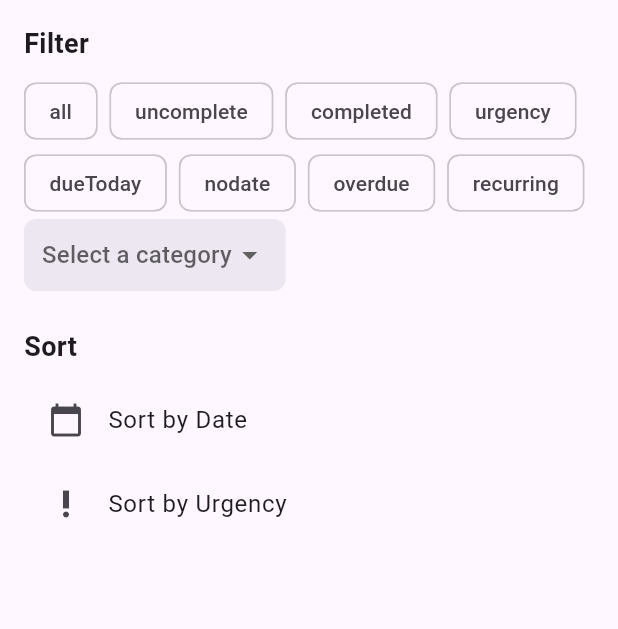
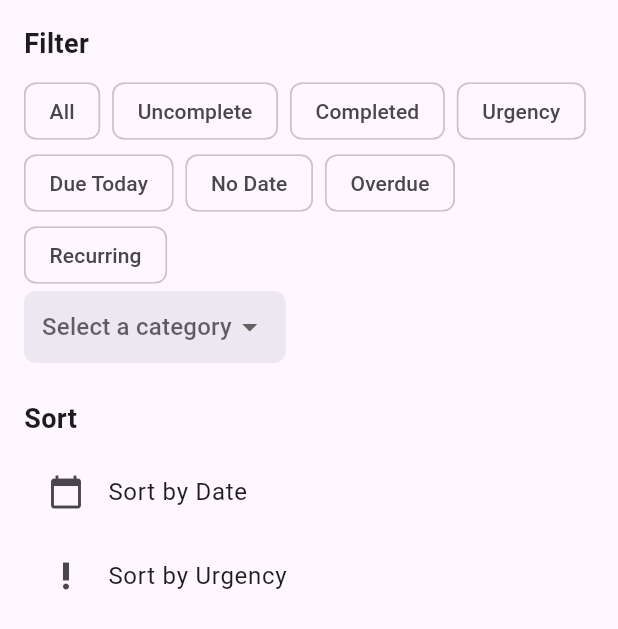
Before and after one commit to ntuininga/TaskManager, a Flutter app: the FilterSortPanel widget shown alone on an empty page, opened directly, on a phone screen of 412 x 824 dp. Shown: the top 629 px of the screen. Run offline on Flutter 3.47's test engine with Material 3 defaults, Android fonts, the phone set to English and light mode, and no system bars; our stand-ins replace bloc, equatable, flutter_bloc, flutter_local_notifications, flutter_timezone, get_it and 6 more; accounts and stored records are empty.

Commit message:
update: display names for filter type extension

```diff
--- a/task_manager/lib/presentation/bloc/all_tasks/tasks_bloc.dart
+++ b/task_manager/lib/presentation/bloc/all_tasks/tasks_bloc.dart
@@ -371,9 +371,6 @@ class TasksBloc extends Bloc<TasksEvent, TasksState> {
   void _onApplyFilter(FilterTasks event, Emitter<TasksState> emit) {
     final appliedFilter = event.filter;
     final filtered = filterTasks(allTasks, appliedFilter, event.category);
-    final urgent = _filterUrgent();
-    final overdue = _filterOverdue();
-
     displayTasks = filtered;
 
     emit(SuccessGetTasksState(
--- a/task_manager/lib/presentation/bloc/all_tasks/tasks_event.dart
+++ b/task_manager/lib/presentation/bloc/all_tasks/tasks_event.dart
@@ -111,3 +111,28 @@ enum FilterType {
   overdue,
   recurring
 }
+
+extension FilterTypeExtension on FilterType {
+  String get displayName {
+    switch (this) {
+      case FilterType.all:
+        return 'All';
+      case FilterType.uncomplete:
+        return 'Uncomplete';
+      case FilterType.completed:
+        return 'Completed';
+      case FilterType.urgency:
+        return 'Urgency';
+      case FilterType.dueToday:
+        return 'Due Today';
+      case FilterType.category:
+        return 'Category';
+      case FilterType.nodate:
+        return 'No Date';
+      case FilterType.overdue:
+        return 'Overdue';
+      case FilterType.recurring:
+        return 'Recurring';
+    }
+  }
+}
--- a/task_manager/lib/presentation/pages/todo_list/widgets/filter_sort_bottom_sheet.dart
+++ b/task_manager/lib/presentation/pages/todo_list/widgets/filter_sort_bottom_sheet.dart
@@ -39,7 +39,7 @@ class FilterSortPanelState extends State<FilterSortPanel> {
                     .where((filter) => filter != FilterType.category)
                     .map((filter) {
                   return ChoiceChip(
-                    label: Text(filter.name),
+                    label: Text(filter.displayName),
                     selected: activeFilter == filter,
                     onSelected: (value) {
                       setState(() {
```
